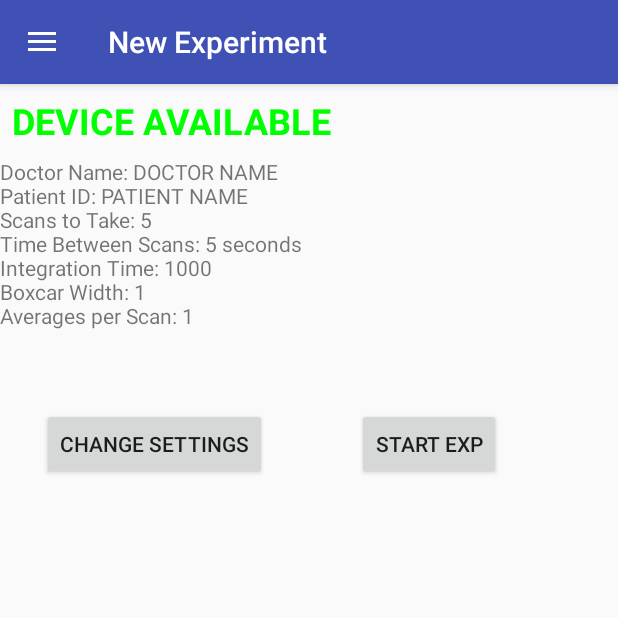
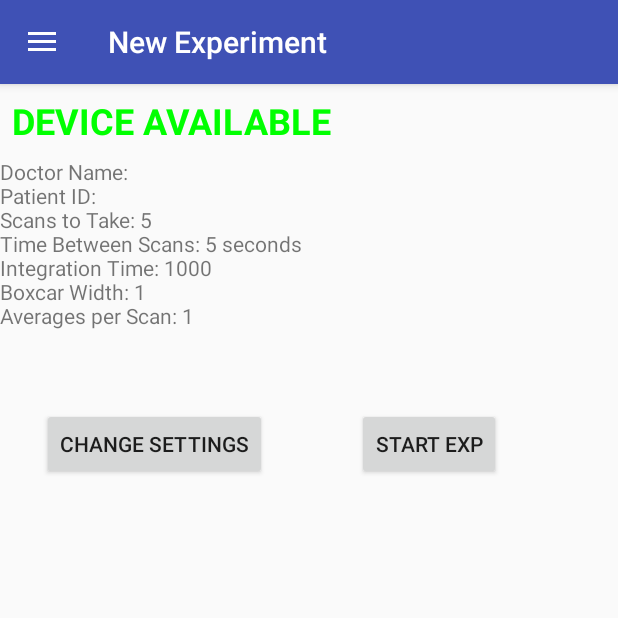
Before and after one commit to jmadamso/SpectrometerAndroid, an Android app: the screen it shows after launch (AppDriver), in the side drawer, after a tap on "New Experiment", on a phone screen of 412 x 824 dp, the top half of it. Run offline under Robolectric (Android 15) with nearby library versions, the phone set to English and light mode, and no system bars.

Commit message:
Minor updates

```diff
--- a/app/src/main/java/jmadamso/spectrometer/AppDriver.java
+++ b/app/src/main/java/jmadamso/spectrometer/AppDriver.java
@@ -349,8 +349,8 @@ public class AppDriver extends AppCompatActivity implements NavigationView.OnNav
                     mPrefs.getString("integration_time_entry", "") + ";" +
                     mPrefs.getString("boxcar_list", "") + ";" +
                     mPrefs.getString("averaging_list", "") + ";" +
-                    mPrefs.getString("doctor_name_entry","") + ";" +
-                    mPrefs.getString("patient_name_entry", "") + ";" +
+                    mPrefs.getString("doctor_name_entry","Doctor Name") + ";" +
+                    mPrefs.getString("patient_name_entry", "Patient ID") + ";" +
                     Calendar.getInstance().getTimeInMillis();
 
             if(start) {
@@ -616,8 +616,8 @@ public class AppDriver extends AppCompatActivity implements NavigationView.OnNav
             mPrefs.edit().putString("num_scans_entry","5").apply();
             mPrefs.edit().putString("scan_time_entry","5").apply();
             mPrefs.edit().putString("integration_time_entry","1000").apply();
-            mPrefs.edit().putString("doctor_name_entry","DOCTOR NAME").apply();
-            mPrefs.edit().putString("patient_name_entry","PATIENT NAME").apply();
+            mPrefs.edit().putString("doctor_name_entry","").apply();
+            mPrefs.edit().putString("patient_name_entry","").apply();
             }
 
         mBTService.setHandler(mHandlerBT);
--- a/app/src/main/java/jmadamso/spectrometer/HardwareFragment.java
+++ b/app/src/main/java/jmadamso/spectrometer/HardwareFragment.java
@@ -48,12 +48,9 @@ public class HardwareFragment extends Fragment {
 
         if (b != null) {
             //shortcut to convert char -> string -> byte array for serial
-            //kind of a bummer they get smashed together though
-            //b.write(("" + defines.MOTOR_OFF).getBytes());
-            //b.write(("" + defines.LED_OFF).getBytes());
-            //b.write(defines.STOP_STREAM);
+            b.write(("" + defines.HARDWARE_OFF).getBytes());
+        }
 
-        }
         Toast.makeText(getActivity(), "Resetting hardware controls", Toast.LENGTH_SHORT).show();
     }
 
--- a/app/src/main/java/jmadamso/spectrometer/defines.java
+++ b/app/src/main/java/jmadamso/spectrometer/defines.java
@@ -35,7 +35,7 @@ class defines {
     static final char EXP_LOOKUP = 'n' ;        //begin stream process of specific experiment
     static final char EXP_DELETE = 'o';         //remove a specific experiment
 
-
+    static final char HARDWARE_OFF = 'p';
 
     static final int BT_STRING_SIZE = 1024;
     static final int NUM_WAVELENGTHS = 1024;
--- a/app/src/main/res/xml/list_specsettings.xml
+++ b/app/src/main/res/xml/list_specsettings.xml
@@ -5,7 +5,7 @@
     <EditTextPreference
         android:defaultValue="Doctor Smith"
         android:inputType="textPersonName|textCapWords"
-        android:digits="qwertyuiopasdfghjklzxcvbnm QWERTYUIOPASDFGHJKLZXCVBNM-"
+        android:digits="qwertyuiopasdfghjklzxcvbnm QWERTYUIOPASDFGHJKLZXCVBNM- 0123456789"
         android:key="doctor_name_entry"
         android:maxLines="1"
         android:selectAllOnFocus="true"
@@ -15,7 +15,7 @@
     <EditTextPreference
         android:defaultValue="John Doe"
         android:inputType="textPersonName|textCapWords"
-        android:digits="qwertyuiopasdfghjklzxcvbnm QWERTYUIOPASDFGHJKLZXCVBNM-"
+        android:digits="qwertyuiopasdfghjklzxcvbnm QWERTYUIOPASDFGHJKLZXCVBNM- 0123456789"
         android:key="patient_name_entry"
         android:maxLines="1"
         android:selectAllOnFocus="true"
```
Also changed, not shown: 1 other file.
